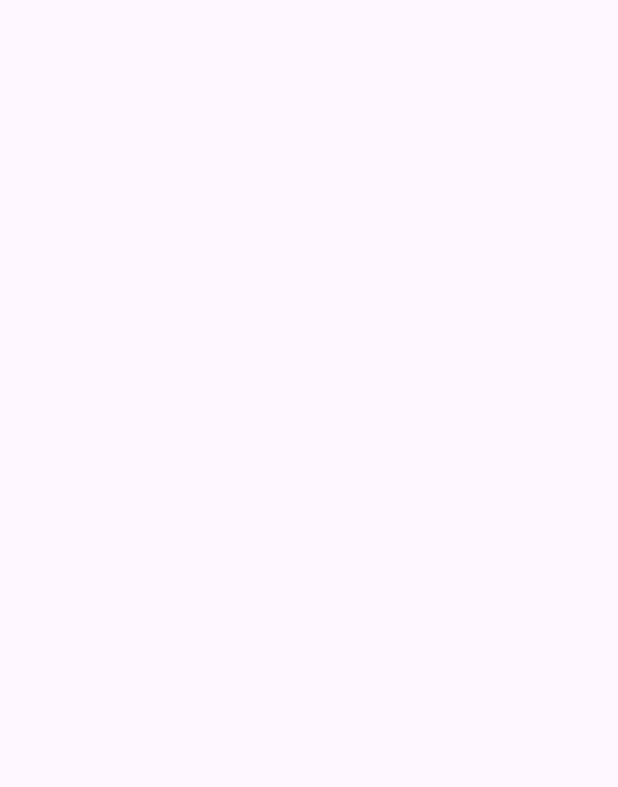
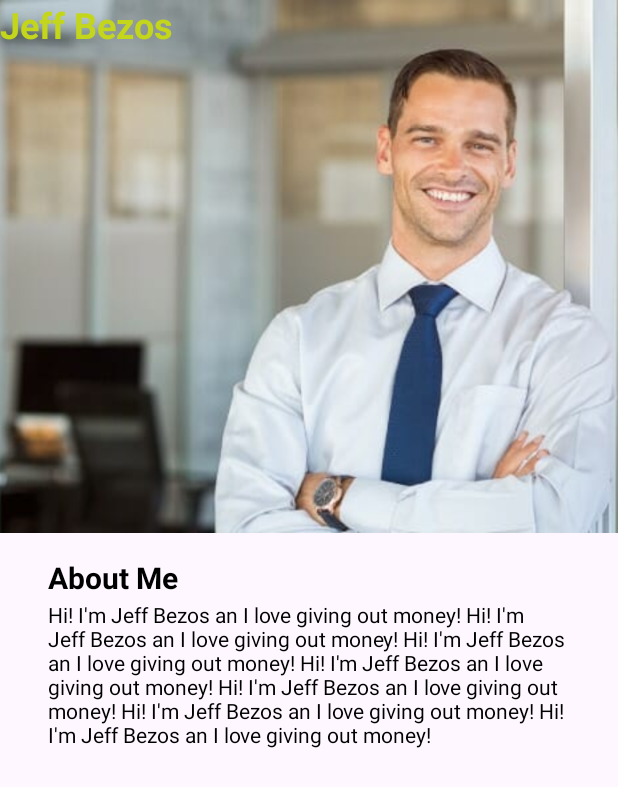
Before and after one commit to Rishali123/BCHacks1, an Android app: the ProfileActivity screen opened directly, with no data from a screen before it, on a phone screen of 412 x 824 dp. Before the commit the part shown is empty. Shown: the top 787 px of the screen. Run offline under Robolectric (Android 15) with nearby library versions, the phone set to English and light mode, and no system bars.

Commit message:
created profile page

```diff
--- a/app/src/main/res/layout/activity_profile.xml
+++ b/app/src/main/res/layout/activity_profile.xml
@@ -6,4 +6,69 @@
     android:layout_height="match_parent"
     tools:context=".ProfileActivity">
 
+    <ScrollView
+        android:layout_width="match_parent"
+        android:layout_height="match_parent"
+        tools:layout_editor_absoluteX="-32dp"
+        tools:layout_editor_absoluteY="286dp">
+
+        <LinearLayout
+            android:layout_width="match_parent"
+            android:layout_height="wrap_content"
+            android:orientation="vertical">
+
+            <androidx.constraintlayout.widget.ConstraintLayout
+                android:layout_width="match_parent"
+                android:layout_height="match_parent">
+
+                <ImageView
+                    android:id="@+id/imageView2"
+                    android:layout_width="wrap_content"
+                    android:layout_height="355dp"
+                    android:scaleType="centerCrop"
+                    app:layout_constraintBottom_toBottomOf="parent"
+                    app:layout_constraintEnd_toEndOf="parent"
+                    app:layout_constraintStart_toStartOf="parent"
+                    app:layout_constraintTop_toTopOf="parent"
+                    app:srcCompat="@drawable/investor" />
+
+                <TextView
+                    android:id="@+id/textView2"
+                    android:layout_width="179dp"
+                    android:layout_height="34dp"
+                    android:text="Jeff Bezos"
+                    android:textColor="@color/green"
+                    android:textSize="24sp"
+                    android:textStyle="bold"
+                    tools:layout_editor_absoluteX="16dp"
+                    tools:layout_editor_absoluteY="305dp" />
+            </androidx.constraintlayout.widget.ConstraintLayout>
+
+            <TextView
+                android:id="@+id/textView3"
+                android:layout_width="match_parent"
+                android:layout_height="wrap_content"
+                android:layout_marginStart="32dp"
+                android:layout_marginTop="16dp"
+                android:layout_marginEnd="32dp"
+                android:text="About Me"
+                android:textColor="@color/black"
+                android:textSize="20sp"
+                android:textStyle="bold" />
+
+            <TextView
+                android:layout_width="match_parent"
+                android:layout_height="wrap_content"
+                android:layout_marginStart="32dp"
+                android:layout_marginTop="1dp"
+                android:layout_marginEnd="32dp"
+                android:text="Hi! I'm Jeff Bezos an I love giving out money! Hi! I'm Jeff Bezos an I love giving out money! Hi! I'm Jeff Bezos an I love giving out money! Hi! I'm Jeff Bezos an I love giving out money! Hi! I'm Jeff Bezos an I love giving out money! Hi! I'm Jeff Bezos an I love giving out money! Hi! I'm Jeff Bezos an I love giving out money! "
+                android:textColor="@color/black"
+                android:textSize="14sp" />
+
+
+
+
+        </LinearLayout>
+    </ScrollView>
 </androidx.constraintlayout.widget.ConstraintLayout>
```
Also changed, not shown: app/src/main/res/drawable/investor.jpg (added).
